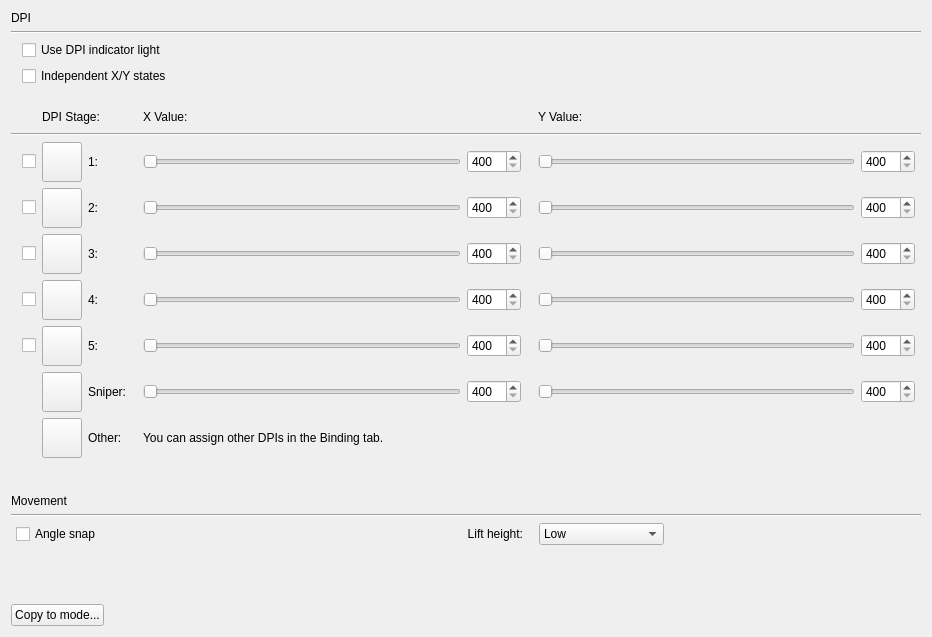
Old version of the form src/ckb/mperfwidget.ui in the repository ckb-next/ckb-next.
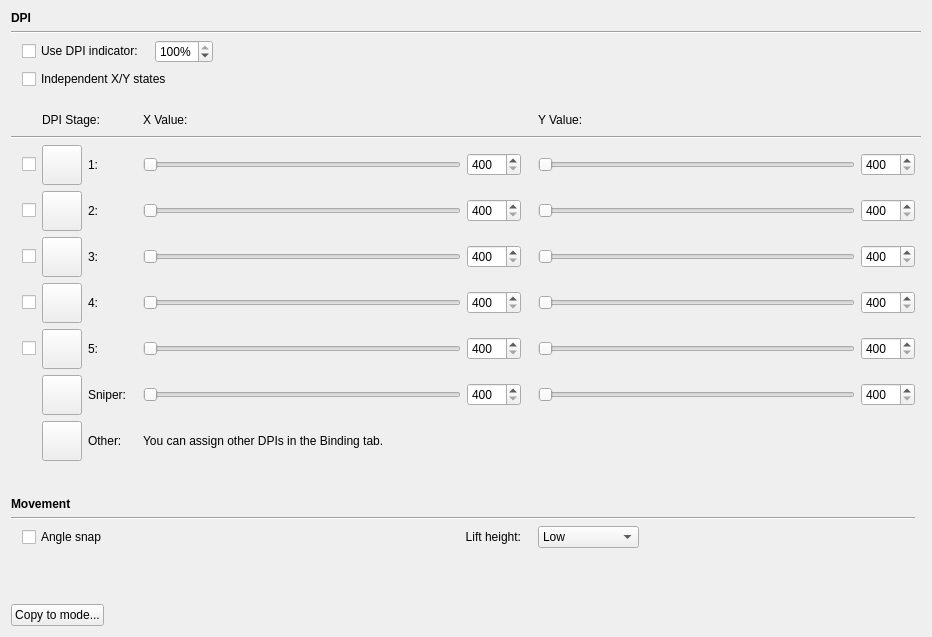
New version of the form. Custom widgets are drawn as their Qt base class.

Commit message: (ckb) New Performance tab for keyboards (ckb) Option to adjust indicator opacity (ckb) Ability to indicate lock states (num, caps, scroll) with RGB indicators in addition to or instead of the white LEDs (ckb) Removed unneeded C++11 dependency

The edit to the form file:
```diff
--- a/src/ckb/mperfwidget.ui
+++ b/src/ckb/mperfwidget.ui
@@ -16,6 +16,12 @@
   <layout class="QVBoxLayout" name="verticalLayout">
    <item>
     <widget class="QLabel" name="label">
+     <property name="font">
+      <font>
+       <weight>75</weight>
+       <bold>true</bold>
+      </font>
+     </property>
      <property name="text">
       <string>DPI</string>
      </property>
@@ -30,7 +36,63 @@
    </item>
    <item>
     <layout class="QGridLayout" name="gridLayout">
-     <item row="6" column="1">
+     <item row="16" column="5" colspan="2">
+      <widget class="QLabel" name="label_25">
+       <property name="text">
+        <string>Lift height:</string>
+       </property>
+       <property name="alignment">
+        <set>Qt::AlignRight|Qt::AlignTrailing|Qt::AlignVCenter</set>
+       </property>
+      </widget>
+     </item>
+     <item row="16" column="8" colspan="3">
+      <layout class="QHBoxLayout" name="horizontalLayout_2">
+       <item>
+        <widget class="QComboBox" name="lHeightBox">
+         <item>
+          <property name="text">
+           <string>Low</string>
+          </property>
+         </item>
+         <item>
+          <property name="text">
+           <string>Medium-low</string>
+          </property>
+         </item>
+         <item>
+          <property name="text">
+           <string>Medium</string>
+          </property>
+         </item>
+         <item>
+          <property name="text">
+           <string>Medium-high</string>
+          </property>
+         </item>
+         <item>
+          <property name="text">
+           <string>High</string>
+          </property>
+         </item>
+        </widget>
+       </item>
+       <item>
+        <spacer name="horizontalSpacer_2">
+         <property name="orientation">
+          <enum>Qt::Horizontal</enum>
+         </property>
+         <property name="sizeHint" stdset="0">
+          <size>
+           <width>40</width>
+           <height>20</height>
+          </size>
+         </property>
+        </spacer>
+       </item>
+      </layout>
+     </item>
+     <item row="7" column="1">
       <widget class="QCheckBox" name="eBox2">
        <property name="toolTip">
         <string>Uncheck this box to skip the stage while moving up or down.</string>
@@ -40,7 +102,7 @@
        </property>
       </widget>
      </item>
-     <item row="7" column="8">
+     <item row="8" column="8">
       <widget class="QSlider" name="ySlider3">
        <property name="minimum">
         <number>0</number>
@@ -62,7 +124,7 @@
        </property>
       </widget>
      </item>
-     <item row="6" column="5">
+     <item row="7" column="5">
       <widget class="QSlider" name="xSlider2">
        <property name="minimum">
         <number>0</number>
@@ -84,7 +146,7 @@
        </property>
       </widget>
      </item>
-     <item row="7" column="6">
+     <item row="8" column="6">
       <widget class="QSpinBox" name="xBox3">
        <property name="minimum">
         <number>400</number>
@@ -97,7 +159,7 @@
        </property>
       </widget>
      </item>
-     <item row="10" column="9">
+     <item row="11" column="9">
       <widget class="QSpinBox" name="yBox0">
        <property name="minimum">
         <number>400</number>
@@ -110,7 +172,7 @@
        </property>
       </widget>
      </item>
-     <item row="10" column="8">
+     <item row="11" column="8">
       <widget class="QSlider" name="ySlider0">
        <property name="minimum">
         <number>0</number>
@@ -132,29 +194,29 @@
        </property>
       </widget>
      </item>
-     <item row="8" column="2">
-      <widget class="ColorButton" name="iButton4">
-       <property name="sizePolicy">
-        <sizepolicy hsizetype="Fixed" vsizetype="Fixed">
-         <horstretch>0</horstretch>
-         <verstretch>0</verstretch>
-        </sizepolicy>
-       </property>
-       <property name="minimumSize">
-        <size>
-         <width>0</width>
-         <height>40</height>
-        </size>
-       </property>
-       <property name="toolTip">
-        <string>Tip: alt+click to set all colors at once</string>
-       </property>
-       <property name="text">
-        <string/>
-       </property>
-      </widget>
-     </item>
      <item row="9" column="2">
+      <widget class="ColorButton" name="iButton4">
+       <property name="sizePolicy">
+        <sizepolicy hsizetype="Fixed" vsizetype="Fixed">
+         <horstretch>0</horstretch>
+         <verstretch>0</verstretch>
+        </sizepolicy>
+       </property>
+       <property name="minimumSize">
+        <size>
+         <width>0</width>
+         <height>40</height>
+        </size>
+       </property>
+       <property name="toolTip">
+        <string>Tip: alt+click to set all colors at once</string>
+       </property>
+       <property name="text">
+        <string/>
+       </property>
+      </widget>
+     </item>
+     <item row="10" column="2">
       <widget class="ColorButton" name="iButton5">
        <property name="sizePolicy">
         <sizepolicy hsizetype="Fixed" vsizetype="Fixed">
@@ -176,7 +238,7 @@
        </property>
       </widget>
      </item>
-     <item row="3" column="4">
+     <item row="4" column="4">
       <spacer name="horizontalSpacer_4">
        <property name="orientation">
         <enum>Qt::Horizontal</enum>
@@ -192,7 +254,7 @@
        </property>
       </spacer>
      </item>
-     <item row="2" column="2">
+     <item row="3" column="2">
       <spacer name="verticalSpacer_3">
        <property name="orientation">
         <enum>Qt::Vertical</enum>
@@ -208,7 +270,7 @@
        </property>
       </spacer>
      </item>
-     <item row="3" column="7">
+     <item row="4" column="7">
       <spacer name="horizontalSpacer_5">
        <property name="orientation">
         <enum>Qt::Horizontal</enum>
@@ -224,7 +286,7 @@
        </property>
       </spacer>
      </item>
-     <item row="7" column="2">
+     <item row="8" column="2">
       <widget class="ColorButton" name="iButton3">
        <property name="sizePolicy">
         <sizepolicy hsizetype="Fixed" vsizetype="Fixed">
@@ -246,7 +308,7 @@
        </property>
       </widget>
      </item>
-     <item row="3" column="5">
+     <item row="4" column="5">
       <widget class="QLabel" name="label_12">
        <property name="sizePolicy">
         <sizepolicy hsizetype="Expanding" vsizetype="Preferred">
@@ -259,7 +321,7 @@
        </property>
       </widget>
      </item>
-     <item row="8" column="6">
+     <item row="9" column="6">
       <widget class="QSpinBox" name="xBox4">
        <property name="minimum">
         <number>400</number>
@@ -272,7 +334,20 @@
        </property>
       </widget>
      </item>
-     <item row="9" column="9">
+     <item row="11" column="6">
+      <widget class="QSpinBox" name="xBox0">
+       <property name="minimum">
+        <number>400</number>
+       </property>
+       <property name="maximum">
+        <number>8500</number>
+       </property>
+       <property name="singleStep">
+        <number>50</number>
+       </property>
+      </widget>
+     </item>
+     <item row="10" column="9">
       <widget class="QSpinBox" name="yBox5">
        <property name="minimum">
         <number>400</number>
@@ -285,7 +360,17 @@
        </property>
       </widget>
      </item>
-     <item row="9" column="5">
+     <item row="10" column="1">
+      <widget class="QCheckBox" name="eBox5">
+       <property name="toolTip">
+        <string>Uncheck this box to skip the stage while moving up or down.</string>
+       </property>
+       <property name="text">
+        <string/>
+       </property>
+      </widget>
+     </item>
+     <item row="10" column="5">
       <widget class="QSlider" name="xSlider5">
        <property name="minimum">
         <number>0</number>
@@ -307,20 +392,7 @@
        </property>
       </widget>
      </item>
-     <item row="10" column="6">
-      <widget class="QSpinBox" name="xBox0">
-       <property name="minimum">
-        <number>400</number>
-       </property>
-       <property name="maximum">
-        <number>8500</number>
-       </property>
-       <property name="singleStep">
-        <number>50</number>
-       </property>
-      </widget>
-     </item>
-     <item row="5" column="6">
+     <item row="6" column="6">
       <widget class="QSpinBox" name="xBox1">
        <property name="sizePolicy">
         <sizepolicy hsizetype="Fixed" vsizetype="Fixed">
@@ -339,20 +411,20 @@
        </property>
       </widget>
      </item>
-     <item row="6" column="9">
-      <widget class="QSpinBox" name="yBox2">
-       <property name="minimum">
-        <number>400</number>
-       </property>
-       <property name="maximum">
-        <number>8500</number>
-       </property>
-       <property name="singleStep">
-        <number>50</number>
-       </property>
-      </widget>
-     </item>
      <item row="7" column="9">
+      <widget class="QSpinBox" name="yBox2">
+       <property name="minimum">
+        <number>400</number>
+       </property>
+       <property name="maximum">
+        <number>8500</number>
+       </property>
+       <property name="singleStep">
+        <number>50</number>
+       </property>
+      </widget>
+     </item>
+     <item row="8" column="9">
       <widget class="QSpinBox" name="yBox3">
        <property name="minimum">
         <number>400</number>
@@ -365,7 +437,7 @@
        </property>
       </widget>
      </item>
-     <item row="8" column="5">
+     <item row="9" column="5">
       <widget class="QSlider" name="xSlider4">
        <property name="minimum">
         <number>0</number>
@@ -387,51 +459,7 @@
        </property>
       </widget>
      </item>
-     <item row="10" column="5">
-      <widget class="QSlider" name="xSlider0">
-       <property name="minimum">
-        <number>0</number>
-       </property>
-       <property name="maximum">
-        <number>1000</number>
-       </property>
-       <property name="singleStep">
-        <number>10</number>
-       </property>
-       <property name="pageStep">
-        <number>50</number>
-       </property>
-       <property name="value">
-        <number>0</number>
-       </property>
-       <property name="orientation">
-        <enum>Qt::Horizontal</enum>
-       </property>
-      </widget>
-     </item>
-     <item row="6" column="2">
-      <widget class="ColorButton" name="iButton2">
-       <property name="sizePolicy">
-        <sizepolicy hsizetype="Fixed" vsizetype="Fixed">
-         <horstretch>0</horstretch>
-         <verstretch>0</verstretch>
-        </sizepolicy>
-       </property>
-       <property name="minimumSize">
-        <size>
-         <width>0</width>
-         <height>40</height>
-        </size>
-       </property>
-       <property name="toolTip">
-        <string>Tip: alt+click to set all colors at once</string>
-       </property>
-       <property name="text">
-        <string/>
-       </property>
-      </widget>
-     </item>
-     <item row="3" column="8">
+     <item row="4" column="8">
       <widget class="QLabel" name="label_4">
        <property name="sizePolicy">
         <sizepolicy hsizetype="Expanding" vsizetype="Preferred">
@@ -444,8 +472,30 @@
        </property>
       </widget>
      </item>
-     <item row="11" column="2">
-      <widget class="ColorButton" name="iButtonO">
+     <item row="11" column="5">
+      <widget class="QSlider" name="xSlider0">
+       <property name="minimum">
+        <number>0</number>
+       </property>
+       <property name="maximum">
+        <number>1000</number>
+       </property>
+       <property name="singleStep">
+        <number>10</number>
+       </property>
+       <property name="pageStep">
+        <number>50</number>
+       </property>
+       <property name="value">
+        <number>0</number>
+       </property>
+       <property name="orientation">
+        <enum>Qt::Horizontal</enum>
+       </property>
+      </widget>
+     </item>
+     <item row="7" column="2">
+      <widget class="ColorButton" name="iButton2">
        <property name="sizePolicy">
         <sizepolicy hsizetype="Fixed" vsizetype="Fixed">
          <horstretch>0</horstretch>
@@ -466,36 +516,36 @@
        </property>
       </widget>
      </item>
-     <item row="4" column="0" colspan="11">
+     <item row="5" column="0" colspan="11">
       <widget class="Line" name="line_3">
        <property name="orientation">
         <enum>Qt::Horizontal</enum>
        </property>
       </widget>
      </item>
-     <item row="6" column="8">
-      <widget class="QSlider" name="ySlider2">
-       <property name="minimum">
-        <number>0</number>
+     <item row="12" column="2">
+      <widget class="ColorButton" name="iButtonO">
+       <property name="sizePolicy">
+        <sizepolicy hsizetype="Fixed" vsizetype="Fixed">
+         <horstretch>0</horstretch>
+         <verstretch>0</verstretch>
+        </sizepolicy>
        </property>
-       <property name="maximum">
-        <number>1000</number>
+       <property name="minimumSize">
+        <size>
+         <width>0</width>
+         <height>40</height>
+        </size>
        </property>
-       <property name="singleStep">
-        <number>10</number>
+       <property name="toolTip">
+        <string>Tip: alt+click to set all colors at once</string>
        </property>
-       <property name="pageStep">
-        <number>50</number>
-       </property>
-       <property name="value">
-        <number>0</number>
-       </property>
-       <property name="orientation">
-        <enum>Qt::Horizontal</enum>
+       <property name="text">
+        <string/>
        </property>
       </widget>
      </item>
-     <item row="5" column="9">
+     <item row="6" column="9">
       <widget class="QSpinBox" name="yBox1">
        <property name="sizePolicy">
         <sizepolicy hsizetype="Fixed" vsizetype="Fixed">
@@ -514,14 +564,8 @@
        </property>
       </widget>
      </item>
-     <item row="5" column="5">
-      <widget class="QSlider" name="xSlider1">
-       <property name="sizePolicy">
-        <sizepolicy hsizetype="Expanding" vsizetype="Fixed">
-         <horstretch>0</horstretch>
-         <verstretch>0</verstretch>
-        </sizepolicy>
-       </property>
+     <item row="7" column="8">
+      <widget class="QSlider" name="ySlider2">
        <property name="minimum">
         <number>0</number>
        </property>
@@ -542,7 +586,7 @@
        </property>
       </widget>
      </item>
-     <item row="6" column="6">
+     <item row="7" column="6">
       <widget class="QSpinBox" name="xBox2">
        <property name="minimum">
         <number>400</number>
@@ -555,6 +599,34 @@
        </property>
       </widget>
      </item>
+     <item row="6" column="5">
+      <widget class="QSlider" name="xSlider1">
+       <property name="sizePolicy">
+        <sizepolicy hsizetype="Expanding" vsizetype="Fixed">
+         <horstretch>0</horstretch>
+         <verstretch>0</verstretch>
+        </sizepolicy>
+       </property>
+       <property name="minimum">
+        <number>0</number>
+       </property>
+       <property name="maximum">
+        <number>1000</number>
+       </property>
+       <property name="singleStep">
+        <number>10</number>
+       </property>
+       <property name="pageStep">
+        <number>50</number>
+       </property>
+       <property name="value">
+        <number>0</number>
+       </property>
+       <property name="orientation">
+        <enum>Qt::Horizontal</enum>
+       </property>
+      </widget>
+     </item>
      <item row="0" column="0">
       <spacer name="horizontalSpacer">
        <property name="orientation">
@@ -571,7 +643,20 @@
        </property>
       </spacer>
      </item>
-     <item row="5" column="2">
+     <item row="9" column="9">
+      <widget class="QSpinBox" name="yBox4">
+       <property name="minimum">
+        <number>400</number>
+       </property>
+       <property name="maximum">
+        <number>8500</number>
+       </property>
+       <property name="singleStep">
+        <number>50</number>
+       </property>
+      </widget>
+     </item>
+     <item row="6" column="2">
       <widget class="ColorButton" name="iButton1">
        <property name="sizePolicy">
         <sizepolicy hsizetype="Fixed" vsizetype="Fixed">
@@ -593,7 +678,7 @@
        </property>
       </widget>
      </item>
-     <item row="8" column="8">
+     <item row="9" column="8">
       <widget class="QSlider" name="ySlider4">
        <property name="minimum">
         <number>0</number>
@@ -615,20 +700,7 @@
        </property>
       </widget>
      </item>
-     <item row="8" column="9">
-      <widget class="QSpinBox" name="yBox4">
-       <property name="minimum">
-        <number>400</number>
-       </property>
-       <property name="maximum">
-        <number>8500</number>
-       </property>
-       <property name="singleStep">
-        <number>50</number>
-       </property>
-      </widget>
-     </item>
-     <item row="5" column="8">
+     <item row="6" column="8">
       <widget class="QSlider" name="ySlider1">
        <property name="minimum">
         <number>0</number>
@@ -650,7 +722,29 @@
        </property>
       </widget>
      </item>
-     <item row="7" column="5">
+     <item row="11" column="2">
+      <widget class="ColorButton" name="iButton0">
+       <property name="sizePolicy">
+        <sizepolicy hsizetype="Fixed" vsizetype="Fixed">
+         <horstretch>0</horstretch>
+         <verstretch>0</verstretch>
+        </sizepolicy>
+       </property>
+       <property name="minimumSize">
+        <size>
+         <width>0</width>
+         <height>40</height>
+        </size>
+       </property>
+       <property name="toolTip">
+        <string>Tip: alt+click to set all colors at once</string>
+       </property>
+       <property name="text">
+        <string/>
+       </property>
+      </widget>
+     </item>
+     <item row="8" column="5">
       <widget class="QSlider" name="xSlider3">
        <property name="minimum">
         <number>0</number>
@@ -672,7 +766,7 @@
        </property>
       </widget>
      </item>
-     <item row="9" column="6">
+     <item row="10" column="6">
       <widget class="QSpinBox" name="xBox5">
        <property name="minimum">
         <number>400</number>
@@ -685,100 +779,78 @@
        </property>
       </widget>
      </item>
-     <item row="10" column="2">
-      <widget class="ColorButton" name="iButton0">
-       <property name="sizePolicy">
-        <sizepolicy hsizetype="Fixed" vsizetype="Fixed">
-         <horstretch>0</horstretch>
-         <verstretch>0</verstretch>
-        </sizepolicy>
-       </property>
-       <property name="minimumSize">
-        <size>
-         <width>0</width>
-         <height>40</height>
-        </size>
-       </property>
-       <property name="toolTip">
-        <string>Tip: alt+click to set all colors at once</string>
-       </property>
-       <property name="text">
-        <string/>
-       </property>
-      </widget>
-     </item>
-     <item row="9" column="8">
-      <widget class="QSlider" name="ySlider5">
-       <property name="minimum">
-        <number>0</number>
-       </property>
-       <property name="maximum">
-        <number>1000</number>
-       </property>
-       <property name="singleStep">
-        <number>10</number>
-       </property>
-       <property name="pageStep">
-        <number>50</number>
-       </property>
-       <property name="value">
-        <number>0</number>
-       </property>
-       <property name="orientation">
-        <enum>Qt::Horizontal</enum>
-       </property>
-      </widget>
-     </item>
-     <item row="11" column="5" colspan="5">
+     <item row="12" column="5" colspan="5">
       <widget class="QLabel" name="label_3">
        <property name="text">
         <string>You can assign other DPIs in the Binding tab.</string>
        </property>
       </widget>
      </item>
-     <item row="6" column="3">
+     <item row="7" column="3">
       <widget class="QLabel" name="label_6">
        <property name="text">
         <string>2:</string>
        </property>
       </widget>
      </item>
-     <item row="7" column="3">
+     <item row="10" column="8">
+      <widget class="QSlider" name="ySlider5">
+       <property name="minimum">
+        <number>0</number>
+       </property>
+       <property name="maximum">
+        <number>1000</number>
+       </property>
+       <property name="singleStep">
+        <number>10</number>
+       </property>
+       <property name="pageStep">
+        <number>50</number>
+       </property>
+       <property name="value">
+        <number>0</number>
+       </property>
+       <property name="orientation">
+        <enum>Qt::Horizontal</enum>
+       </property>
+      </widget>
+     </item>
+     <item row="8" column="3">
       <widget class="QLabel" name="label_7">
        <property name="text">
         <string>3:</string>
        </property>
       </widget>
      </item>
-     <item row="8" column="3">
+     <item row="9" column="3">
       <widget class="QLabel" name="label_8">
        <property name="text">
         <string>4:</string>
        </property>
       </widget>
      </item>
-     <item row="5" column="3">
+     <item row="6" column="3">
       <widget class="QLabel" name="label_5">
        <property name="text">
         <string>1:</string>
        </property>
       </widget>
      </item>
-     <item row="11" column="3">
+     <item row="12" column="3">
       <widget class="QLabel" name="label_15">
        <property name="text">
         <string>Other:</string>
        </property>
       </widget>
      </item>
-     <item row="9" column="3">
+     <item row="10" column="3">
       <widget class="QLabel" name="label_13">
        <property name="text">
         <string>5:</string>
        </property>
       </widget>
      </item>
-     <item row="10" column="3">
+     <item row="11" column="3">
       <widget class="QLabel" name="label_14">
        <property name="text">
         <string>Sniper:</string>
@@ -786,16 +858,6 @@
       </widget>
      </item>
      <item row="9" column="1">
-      <widget class="QCheckBox" name="eBox5">
-       <property name="toolTip">
-        <string>Uncheck this box to skip the stage while moving up or down.</string>
-       </property>
-       <property name="text">
-        <string/>
-       </property>
-      </widget>
-     </item>
-     <item row="8" column="1">
       <widget class="QCheckBox" name="eBox4">
        <property name="toolTip">
         <string>Uncheck this box to skip the stage while moving up or down.</string>
@@ -805,14 +867,14 @@
        </property>
       </widget>
      </item>
-     <item row="3" column="2" colspan="2">
+     <item row="4" column="2" colspan="2">
       <widget class="QLabel" name="label_11">
        <property name="text">
         <string>DPI Stage:</string>
        </property>
       </widget>
      </item>
-     <item row="7" column="1">
+     <item row="8" column="1">
       <widget class="QCheckBox" name="eBox3">
        <property name="toolTip">
         <string>Uncheck this box to skip the stage while moving up or down.</string>
@@ -822,7 +884,7 @@
        </property>
       </widget>
      </item>
-     <item row="5" column="1">
+     <item row="6" column="1">
       <widget class="QCheckBox" name="eBox1">
        <property name="toolTip">
         <string>Uncheck this box to skip the stage while moving up or down.</string>
@@ -832,157 +894,109 @@
        </property>
       </widget>
      </item>
-     <item row="0" column="1" colspan="5">
-      <widget class="QCheckBox" name="indicBox">
-       <property name="text">
-        <string>Use DPI indicator light</string>
+     <item row="14" column="0" colspan="10">
+      <widget class="QLabel" name="label_2">
+       <property name="font">
+        <font>
+         <weight>75</weight>
+         <bold>true</bold>
+        </font>
        </property>
-      </widget>
-     </item>
-     <item row="1" column="1" colspan="5">
-      <widget class="QCheckBox" name="xyBox">
        <property name="text">
-        <string>Independent X/Y states</string>
+        <string>Movement</string>
        </property>
       </widget>
      </item>
-    </layout>
-   </item>
-   <item>
-    <spacer name="verticalSpacer">
-     <property name="orientation">
-      <enum>Qt::Vertical</enum>
-     </property>
-     <property name="sizeType">
-      <enum>QSizePolicy::Fixed</enum>
-     </property>
-     <property name="sizeHint" stdset="0">
-      <size>
-       <width>20</width>
-       <height>30</height>
-      </size>
-     </property>
-    </spacer>
-   </item>
-   <item>
-    <widget class="QLabel" name="label_2">
-     <property name="text">
-      <string>Movement</string>
-     </property>
-    </widget>
-   </item>
-   <item>
-    <widget class="Line" name="line_2">
-     <property name="orientation">
-      <enum>Qt::Horizontal</enum>
-     </property>
-    </widget>
-   </item>
-   <item>
-    <layout class="QGridLayout" name="gridLayout_2">
-     <item row="0" column="5">
-      <widget class="QWidget" name="widget_2" native="true">
-       <property name="sizePolicy">
-        <sizepolicy hsizetype="Expanding" vsizetype="Preferred">
-         <horstretch>2</horstretch>
-         <verstretch>0</verstretch>
-        </sizepolicy>
+     <item row="13" column="2">
+      <spacer name="verticalSpacer">
+       <property name="orientation">
+        <enum>Qt::Vertical</enum>
        </property>
-      </widget>
+       <property name="sizeType">
+        <enum>QSizePolicy::Fixed</enum>
+       </property>
+       <property name="sizeHint" stdset="0">
+        <size>
+         <width>20</width>
+         <height>30</height>
+        </size>
+       </property>
+      </spacer>
      </item>
-     <item row="0" column="1">
+     <item row="16" column="1" colspan="4">
       <widget class="QCheckBox" name="aSnapBox">
-       <property name="sizePolicy">
-        <sizepolicy hsizetype="Expanding" vsizetype="Fixed">
-         <horstretch>2</horstretch>
-         <verstretch>0</verstretch>
-        </sizepolicy>
-       </property>
        <property name="text">
         <string>Angle snap</string>
        </property>
       </widget>
      </item>
-     <item row="0" column="0">
-      <spacer name="horizontalSpacer_2">
+     <item row="15" column="0" colspan="10">
+      <widget class="Line" name="line_2">
        <property name="orientation">
         <enum>Qt::Horizontal</enum>
        </property>
-       <property name="sizeType">
-        <enum>QSizePolicy::Fixed</enum>
-       </property>
-       <property name="sizeHint" stdset="0">
-        <size>
-         <width>5</width>
-         <height>20</height>
-        </size>
-       </property>
-      </spacer>
-     </item>
-     <item row="0" column="3">
-      <spacer name="horizontalSpacer_3">
-       <property name="orientation">
-        <enum>Qt::Horizontal</enum>
-       </property>
-       <property name="sizeType">
-        <enum>QSizePolicy::Fixed</enum>
-       </property>
-       <property name="sizeHint" stdset="0">
-        <size>
-         <width>10</width>
-         <height>20</height>
-        </size>
-       </property>
-      </spacer>
-     </item>
-     <item row="0" column="4">
-      <widget class="QComboBox" name="lHeightBox">
-       <property name="sizePolicy">
-        <sizepolicy hsizetype="Expanding" vsizetype="Fixed">
-         <horstretch>1</horstretch>
-         <verstretch>0</verstretch>
-        </sizepolicy>
-       </property>
-       <item>
-        <property name="text">
-         <string>Low</string>
-        </property>
-       </item>
-       <item>
-        <property name="text">
-         <string>Medium-low</string>
-        </property>
-       </item>
-       <item>
-        <property name="text">
-         <string>Medium</string>
-        </property>
-       </item>
-       <item>
-        <property name="text">
-         <string>Medium-high</string>
-        </property>
-       </item>
-       <item>
-        <property name="text">
-         <string>High</string>
-        </property>
-       </item>
       </widget>
      </item>
-     <item row="0" column="2">
-      <widget class="QLabel" name="label_25">
-       <property name="sizePolicy">
-        <sizepolicy hsizetype="Expanding" vsizetype="Preferred">
-         <horstretch>2</horstretch>
-         <verstretch>0</verstretch>
-        </sizepolicy>
-       </property>
+     <item row="0" column="1" colspan="9">
+      <layout class="QHBoxLayout" name="horizontalLayout_4">
+       <item>
+        <widget class="QCheckBox" name="indicBox">
+         <property name="text">
+          <string>Use DPI indicator:</string>
+         </property>
+        </widget>
+       </item>
+       <item>
+        <spacer name="horizontalSpacer_3">
+         <property name="orientation">
+          <enum>Qt::Horizontal</enum>
+         </property>
+         <property name="sizeType">
+          <enum>QSizePolicy::Fixed</enum>
+         </property>
+         <property name="sizeHint" stdset="0">
+          <size>
+           <width>5</width>
+           <height>20</height>
+          </size>
+         </property>
+        </spacer>
+       </item>
+       <item>
+        <widget class="QSpinBox" name="spinBox">
+         <property name="toolTip">
+          <string>Indicator intensity</string>
+         </property>
+         <property name="suffix">
+          <string>%</string>
+         </property>
+         <property name="maximum">
+          <number>100</number>
+         </property>
+         <property name="value">
+          <number>100</number>
+         </property>
+        </widget>
+       </item>
+       <item>
+        <spacer name="horizontalSpacer_7">
+         <property name="orientation">
+          <enum>Qt::Horizontal</enum>
+         </property>
+         <property name="sizeHint" stdset="0">
+          <size>
+           <width>40</width>
+           <height>20</height>
+          </size>
+         </property>
+        </spacer>
+       </item>
+      </layout>
+     </item>
+     <item row="2" column="1" colspan="9">
+      <widget class="QCheckBox" name="xyBox">
        <property name="text">
-        <string>Lift height:</string>
-       </property>
-       <property name="alignment">
-        <set>Qt::AlignRight|Qt::AlignTrailing|Qt::AlignVCenter</set>
+        <string>Independent X/Y states</string>
        </property>
       </widget>
      </item>
```
The commit also changes 16 other files.
